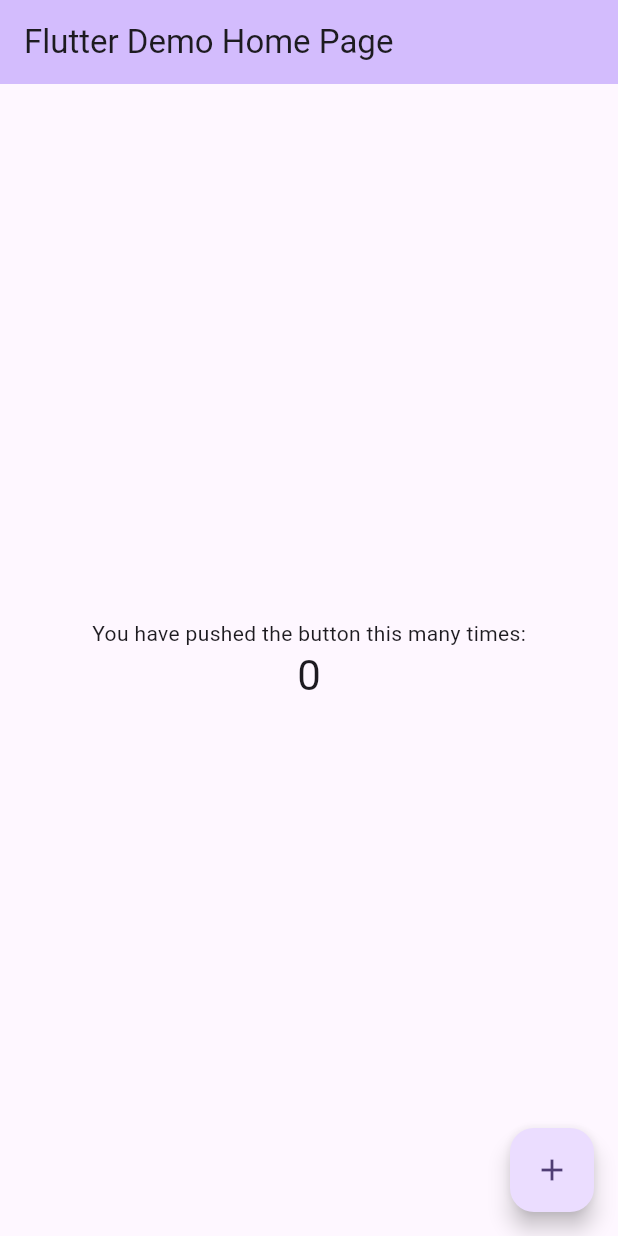
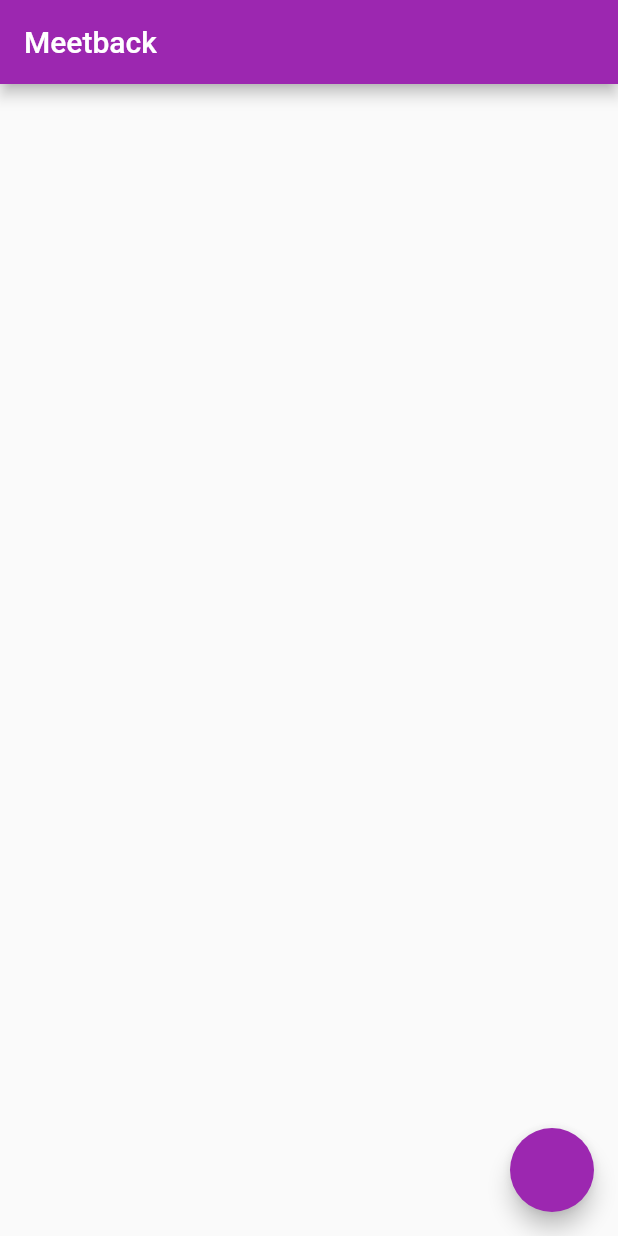
Before and after one commit to Steelwix/Meetback, a Flutter app: the screen it shows after launch, on a phone screen of 412 x 824 dp. Run offline on Flutter 3.47's test engine with Material 2 defaults, Android fonts, the phone set to English and light mode, and no system bars.

Commit message:
tutorial init

```diff
--- a/lib/main.dart
+++ b/lib/main.dart
@@ -7,119 +7,33 @@
 class MyApp extends StatelessWidget {
   const MyApp({super.key});
 
-  // This widget is the root of your application.
   @override
   Widget build(BuildContext context) {
     return MaterialApp(
-      title: 'Flutter Demo',
-      theme: ThemeData(
-        // This is the theme of your application.
-        //
-        // TRY THIS: Try running your application with "flutter run". You'll see
-        // the application has a blue toolbar. Then, without quitting the app,
-        // try changing the seedColor in the colorScheme below to Colors.green
-        // and then invoke "hot reload" (save your changes or press the "hot
-        // reload" button in a Flutter-supported IDE, or press "r" if you used
-        // the command line to start the app).
-        //
-        // Notice that the counter didn't reset back to zero; the application
-        // state is not lost during the reload. To reset the state, use hot
-        // restart instead.
-        //
-        // This works for code too, not just values: Most code changes can be
-        // tested with just a hot reload.
-        colorScheme: ColorScheme.fromSeed(seedColor: Colors.deepPurple),
-        useMaterial3: true,
-      ),
-      home: const MyHomePage(title: 'Flutter Demo Home Page'),
+      debugShowCheckedModeBanner: false,
+      theme: ThemeData(primarySwatch: Colors.purple),
+      home: const RootPage(),
     );
   }
 }
 
-class MyHomePage extends StatefulWidget {
-  const MyHomePage({super.key, required this.title});
-
-  // This widget is the home page of your application. It is stateful, meaning
-  // that it has a State object (defined below) that contains fields that affect
-  // how it looks.
-
-  // This class is the configuration for the state. It holds the values (in this
-  // case the title) provided by the parent (in this case the App widget) and
-  // used by the build method of the State. Fields in a Widget subclass are
-  // always marked "final".
-
-  final String title;
+class RootPage extends StatefulWidget {
+  const RootPage({super.key});
 
   @override
-  State<MyHomePage> createState() => _MyHomePageState();
+  State<RootPage> createState() => _RootPageState();
 }
 
-class _MyHomePageState extends State<MyHomePage> {
-  int _counter = 0;
-
-  void _incrementCounter() {
-    setState(() {
-      // This call to setState tells the Flutter framework that something has
-      // changed in this State, which causes it to rerun the build method below
-      // so that the display can reflect the updated values. If we changed
-      // _counter without calling setState(), then the build method would not be
-      // called again, and so nothing would appear to happen.
-      _counter++;
-    });
-  }
-
+class _RootPageState extends State<RootPage> {
   @override
   Widget build(BuildContext context) {
-    // This method is rerun every time setState is called, for instance as done
-    // by the _incrementCounter method above.
-    //
-    // The Flutter framework has been optimized to make rerunning build methods
-    // fast, so that you can just rebuild anything that needs updating rather
-    // than having to individually change instances of widgets.
     return Scaffold(
       appBar: AppBar(
-        // TRY THIS: Try changing the color here to a specific color (to
-        // Colors.amber, perhaps?) and trigger a hot reload to see the AppBar
-        // change color while the other colors stay the same.
-        backgroundColor: Theme.of(context).colorScheme.inversePrimary,
-        // Here we take the value from the MyHomePage object that was created by
-        // the App.build method, and use it to set our appbar title.
-        title: Text(widget.title),
-      ),
-      body: Center(
-        // Center is a layout widget. It takes a single child and positions it
-        // in the middle of the parent.
-        child: Column(
-          // Column is also a layout widget. It takes a list of children and
-          // arranges them vertically. By default, it sizes itself to fit its
-          // children horizontally, and tries to be as tall as its parent.
-          //
-          // Column has various properties to control how it sizes itself and
-          // how it positions its children. Here we use mainAxisAlignment to
-          // center the children vertically; the main axis here is the vertical
-          // axis because Columns are vertical (the cross axis would be
-          // horizontal).
-          //
-          // TRY THIS: Invoke "debug painting" (choose the "Toggle Debug Paint"
-          // action in the IDE, or press "p" in the console), to see the
-          // wireframe for each widget.
-          mainAxisAlignment: MainAxisAlignment.center,
-          children: <Widget>[
-            const Text(
-              'You have pushed the button this many times:',
-            ),
-            Text(
-              '$_counter',
-              style: Theme.of(context).textTheme.headlineMedium,
-            ),
-          ],
-        ),
+        title: const Text('Meetback'),
       ),
       floatingActionButton: FloatingActionButton(
-        onPressed: _incrementCounter,
-        tooltip: 'Increment',
-        child: const Icon(Icons.add),
-      ), // This trailing comma makes auto-formatting nicer for build methods.
+        onPressed: () {},
+      ),
     );
   }
 }
```
